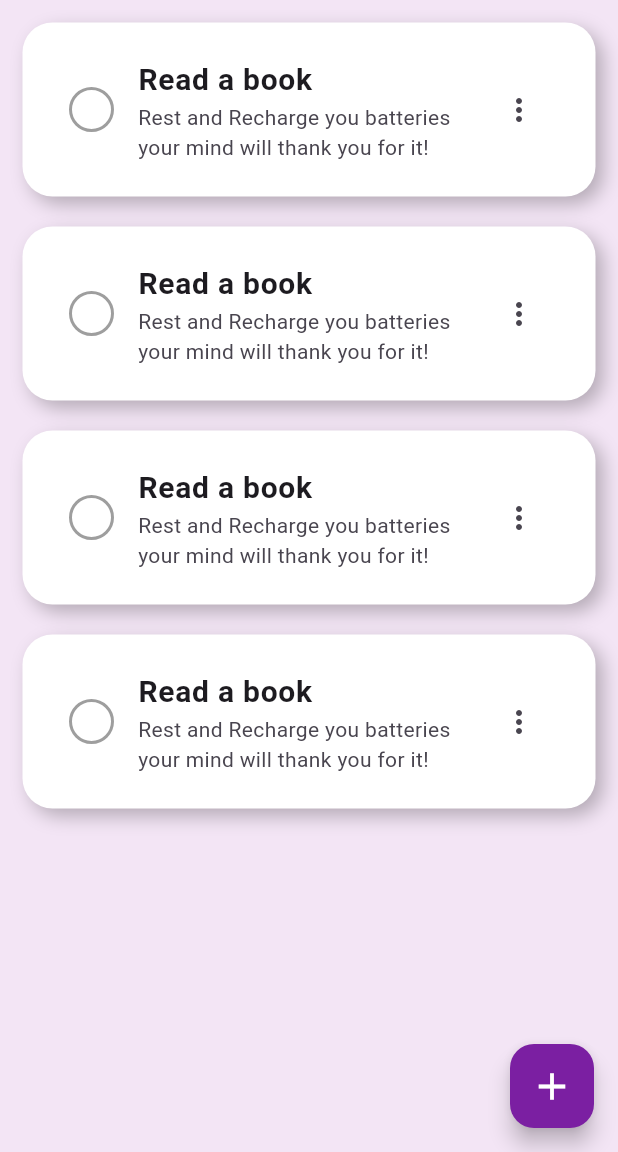
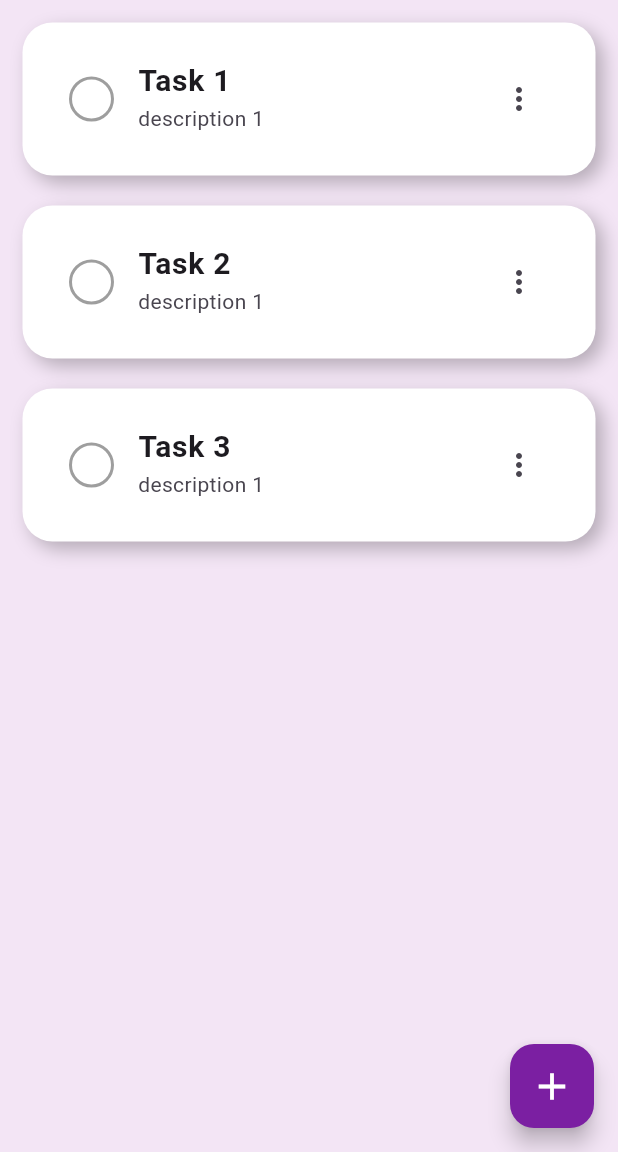
Before and after one commit to malakelsayed2/todo_app, a Flutter app: the TodoScreen screen opened directly, on a phone screen of 412 x 824 dp, the part 84-1236 px from its top. Run offline on Flutter 3.47's test engine with Material 3 defaults, Android fonts, the phone set to English and light mode, and no system bars; our stand-ins replace firebase_auth, firebase_core; accounts and stored records are empty.

Commit message:
add task logic

```diff
--- a/lib/models/task_model.dart
+++ b/lib/models/task_model.dart
@@ -3,14 +3,14 @@ class TaskModel {
 
   final String description;
 
-  final bool isChecked;
+  bool isCompleted;
 
-  final String taskId;
+  final String id;
 
   TaskModel({
     required this.title,
     required this.description,
-    required this.isChecked,
-    required this.taskId,
+    required this.isCompleted,
+    required this.id,
   });
 }
--- a/lib/todo_screen.dart
+++ b/lib/todo_screen.dart
@@ -5,6 +5,7 @@ import 'package:firebase_auth/firebase_auth.dart';
 import 'package:flutter/material.dart';
 
 import 'login_screen.dart';
+import 'models/task_model.dart';
 
 class TodoScreen extends StatefulWidget {
   const TodoScreen({super.key});
@@ -14,6 +15,27 @@ class TodoScreen extends StatefulWidget {
 }
 
 class _TodoScreenState extends State<TodoScreen> {
+  List<TaskModel> tasks = [
+    TaskModel(
+      id: "123",
+      title: "Task 1",
+      description: "description 1",
+      isCompleted: false,
+    ),
+    TaskModel(
+        id: "123",
+        title: "Task 2",
+        description: "description 1",
+        isCompleted: false
+    ),
+    TaskModel(
+        id: "123",
+        title: "Task 3",
+        description: "description 1",
+        isCompleted: false
+    ),
+  ];
+
 
   @override
   Widget build(BuildContext context) {
@@ -74,7 +96,14 @@ class _TodoScreenState extends State<TodoScreen> {
                       hintText: 'Task description',
                     ),
                     SizedBox(height: 20,),
-                    CustomButton(label: "Add Task", onPressed: () {}),
+                    CustomButton(label: "Add Task", onPressed: () {
+                      final task = TaskModel(title: titleController.text, description: descriptionController.text, isCompleted: false, id: UniqueKey().toString());
+                      tasks.add(task);
+                      setState(() {
+
+                      });
+                      Navigator.pop(context) ;
+                    }),
                   ],
                 ),
               );
@@ -87,9 +116,9 @@ class _TodoScreenState extends State<TodoScreen> {
       body: Padding(
         padding: const EdgeInsets.all(15),
         child: ListView.separated(
-          itemBuilder: (context, index) => CustomListTile(),
+          itemBuilder: (context, index) => CustomListTile(model:tasks[index],),
           separatorBuilder: (context, index) => Container(height: 20),
-          itemCount: 4,
+          itemCount: tasks.length,
         ),
       ),
     );
--- a/lib/widgets/custom_list_tile.dart
+++ b/lib/widgets/custom_list_tile.dart
@@ -1,9 +1,11 @@
+import 'package:authentication/models/task_model.dart';
 import 'package:flutter/material.dart';
 
 class CustomListTile extends StatefulWidget {
-  CustomListTile({super.key});
+ CustomListTile({super.key, required this.model});
 
-  bool isChecked = false;
+  TaskModel model ;
+
 
   @override
   State<CustomListTile> createState() => _CustomListTileState();
@@ -28,10 +30,10 @@ class _CustomListTileState extends State<CustomListTile> {
       child: ListTile(
         leading: GestureDetector(
           onTap: () {
-            widget.isChecked = !widget.isChecked;
+            widget.model.isCompleted = !widget.model.isCompleted;
             setState(() {});
           },
-          child: widget.isChecked
+          child: widget.model.isCompleted
               ? Container(
                   width: 30,
                   height: 30,
@@ -52,17 +54,17 @@ class _CustomListTileState extends State<CustomListTile> {
                 ),
         ),
         title: Text(
-          "Read a book",
+          widget.model.title,
           style: TextStyle(
             fontWeight: FontWeight.bold,
             fontSize: 20,
-            decoration: widget.isChecked ? TextDecoration.lineThrough : null,
+            decoration: widget.model.isCompleted ? TextDecoration.lineThrough : null,
           ),
         ),
         subtitle: Text(
-          "Rest and Recharge you batteries your mind will thank you for it!",
+          widget.model.description,
           style: TextStyle(
-            decoration: widget.isChecked ? TextDecoration.lineThrough : null,
+            decoration: widget.model.isCompleted ? TextDecoration.lineThrough : null,
           ),
         ),
         trailing: Icon(Icons.more_vert),
```
